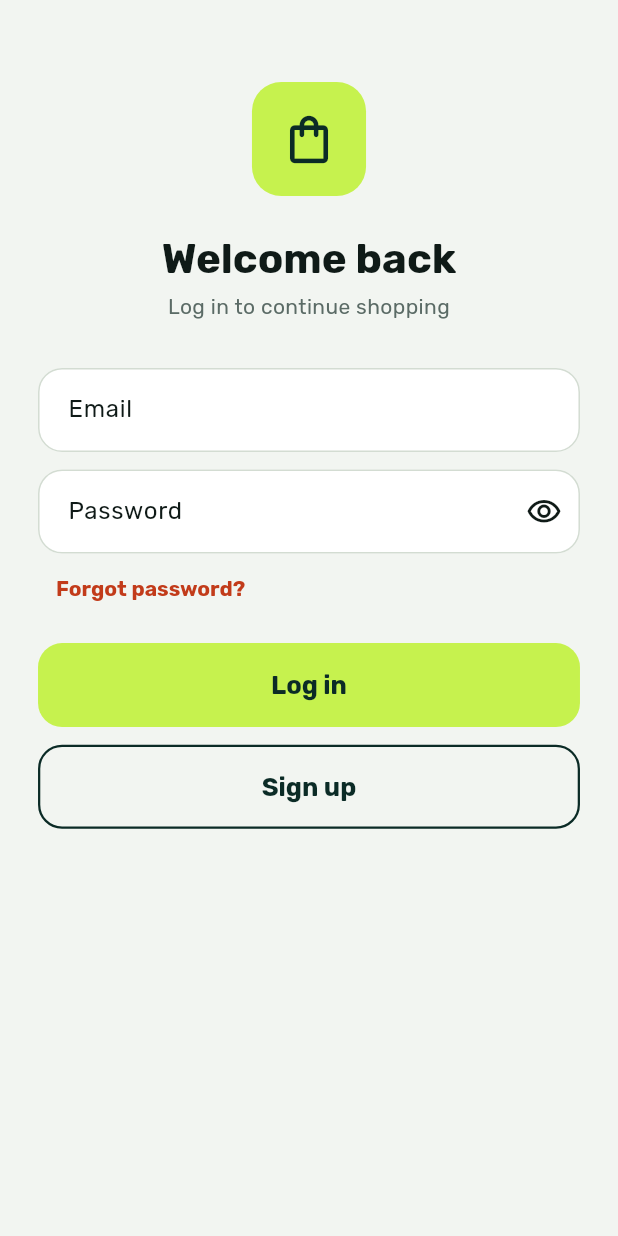
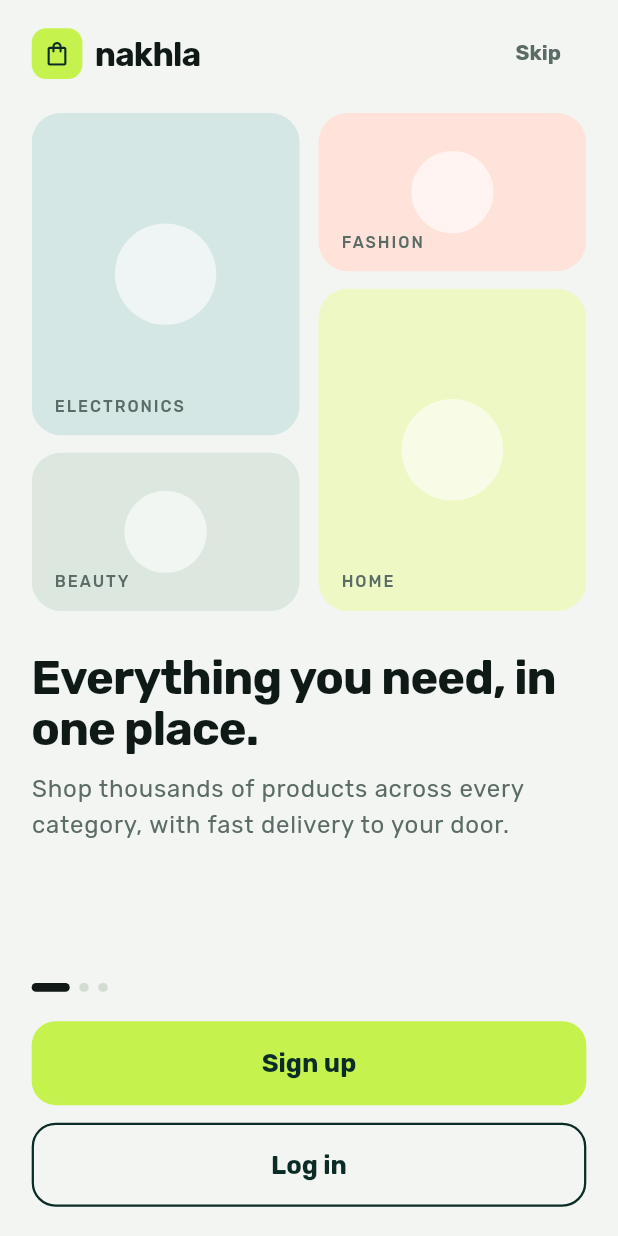
Before and after one commit to absrah/nakhla, a Flutter app: the screen it shows after launch, on a phone screen of 412 x 824 dp. Run offline on Flutter 3.47's test engine with Material 3 defaults, Android fonts, the phone set to English and light mode, and no system bars; our stand-ins replace cloud_firestore, firebase_auth, firebase_core, flutter_riverpod, flutter_screenutil, go_router and 2 more; accounts and stored records are empty.

Commit message:
Add onboarding and guest browsing

```diff
--- a/lib/app.dart
+++ b/lib/app.dart
@@ -1,3 +1,4 @@
+import 'dart:ui' show PointerDeviceKind;
 import 'package:flutter/material.dart';
 import 'package:flutter_riverpod/flutter_riverpod.dart';
 import 'package:flutter_screenutil/flutter_screenutil.dart';
@@ -27,8 +28,21 @@ class NakhlaApp extends ConsumerWidget {
           darkTheme: AppTheme.dark,
           themeMode: mode,
           routerConfig: router,
+          scrollBehavior: const _AppScrollBehavior(),
         ),
       ),
     );
   }
 }
+
+/// Lets a mouse drag swipe pages and lists (Chrome / desktop testing).
+/// Phones are unaffected; they already use touch.
+class _AppScrollBehavior extends MaterialScrollBehavior {
+  const _AppScrollBehavior();
+
+  @override
+  Set<PointerDeviceKind> get dragDevices => {
+        ...super.dragDevices,
+        PointerDeviceKind.mouse,
+      };
+}
--- a/lib/core/router/app_router.dart
+++ b/lib/core/router/app_router.dart
@@ -6,7 +6,10 @@ import '../../features/auth/view/forgot_password_screen.dart';
 import '../../features/auth/view/log_in_screen.dart';
 import '../../features/auth/view/sign_up_screen.dart';
 import '../../features/auth/view_model/session_provider.dart';
+import '../../features/cart/view/cart_screen.dart';
 import '../../features/home/view/home_screen.dart';
+import '../../features/onboarding/view/onboarding_screen.dart';
+import '../../features/onboarding/view_model/onboarding_view_model.dart';
 import '../../features/splash/view/splash_screen.dart';
 import 'app_routes.dart';
 
@@ -17,10 +20,21 @@ const _authPages = {
   AppRoutes.forgotPassword,
 };
 
-/// Screens that need a logged-in user. Grows as we add cart, orders...
+/// Screens that need a logged-in user. Guests are sent to log in first and
+/// come back afterwards. Grows as we add orders, wishlist, account...
 const _needsLogin = {
-  AppRoutes.home,
+  AppRoutes.cart,
 };
+
+/// Where to go after logging in: the screen the guest was trying to open.
+String? _returnTo(GoRouterState state) {
+  final from = state.uri.queryParameters['from'];
+  if (from == null || !from.startsWith('/') || from.startsWith('//')) {
+    return null;
+  }
+  if (from == AppRoutes.splash || _authPages.contains(from)) return null;
+  return from;
+}
 
 final routerProvider = Provider<GoRouter>((ref) {
   // The router re-checks its redirect whenever the session changes.
@@ -40,24 +54,33 @@ final routerProvider = Provider<GoRouter>((ref) {
       }
 
       final loggedIn = auth.value != null;
-      final onSplash = location == AppRoutes.splash;
 
       if (loggedIn) {
         // No reason to see log in / sign up while logged in.
-        return onSplash || _authPages.contains(location)
-            ? AppRoutes.home
-            : null;
+        if (_authPages.contains(location)) {
+          return _returnTo(state) ?? AppRoutes.home;
+        }
+        return location == AppRoutes.splash ? AppRoutes.home : null;
       }
 
       // Guest.
-      return onSplash || _needsLogin.contains(location)
-          ? AppRoutes.login
-          : null;
+      if (location == AppRoutes.splash) {
+        final seen = ref.read(onboardingSeenProvider);
+        return seen ? AppRoutes.home : AppRoutes.onboarding;
+      }
+      if (_needsLogin.contains(location)) {
+        return '${AppRoutes.login}?from=${Uri.encodeComponent(location)}';
+      }
+      return null;
     },
     routes: [
       GoRoute(
         path: AppRoutes.splash,
         builder: (context, state) => const SplashScreen(),
+      ),
+      GoRoute(
+        path: AppRoutes.onboarding,
+        builder: (context, state) => const OnboardingScreen(),
       ),
       GoRoute(
         path: AppRoutes.login,
@@ -75,6 +98,10 @@ final routerProvider = Provider<GoRouter>((ref) {
         path: AppRoutes.home,
         builder: (context, state) => const HomeScreen(),
       ),
+      GoRoute(
+        path: AppRoutes.cart,
+        builder: (context, state) => const CartScreen(),
+      ),
     ],
   );
 
--- a/lib/core/router/app_routes.dart
+++ b/lib/core/router/app_routes.dart
@@ -1,8 +1,10 @@
 /// Every screen address in one place, so nothing else types a path by hand.
 abstract final class AppRoutes {
   static const splash = '/splash';
+  static const onboarding = '/onboarding';
   static const login = '/login';
   static const signUp = '/signup';
   static const forgotPassword = '/forgot-password';
   static const home = '/home';
+  static const cart = '/cart';
 }
--- /dev/null
+++ b/lib/core/storage/preferences_provider.dart
@@ -0,0 +1,8 @@
+import 'package:flutter_riverpod/flutter_riverpod.dart';
+import 'package:shared_preferences/shared_preferences.dart';
+
+/// The device's small key-value storage. It is opened once in main() and
+/// handed to the app there, so reading it later needs no waiting.
+final sharedPreferencesProvider = Provider<SharedPreferences>((ref) {
+  throw UnimplementedError('Set in main() with ProviderScope overrides.');
+});
--- a/lib/features/auth/view/log_in_screen.dart
+++ b/lib/features/auth/view/log_in_screen.dart
@@ -131,6 +131,11 @@ class _LogInScreenState extends ConsumerState<LogInScreen> {
                   onPressed: () => context.push(AppRoutes.signUp),
                     child: const Text('Sign up'),
                   ),
+                  SizedBox(height: 8.h),
+                  TextButton(
+                    onPressed: () => context.go(AppRoutes.home),
+                    child: const Text('Continue as guest'),
+                  ),
                   SizedBox(height: 24.h),
                 ],
               ),
--- /dev/null
+++ b/lib/features/onboarding/view/onboarding_screen.dart
@@ -0,0 +1,266 @@
+import 'package:flutter/material.dart';
+import 'package:flutter_riverpod/flutter_riverpod.dart';
+import 'package:flutter_screenutil/flutter_screenutil.dart';
+import 'package:go_router/go_router.dart';
+
+import '../../../core/router/app_routes.dart';
+import '../../../core/theme/app_palette.dart';
+import '../view_model/onboarding_view_model.dart';
+
+class _Slide {
+  const _Slide(this.title, this.body, this.labels);
+
+  final String title;
+  final String body;
+
+  /// Tile labels: left tall, left short, right short, right tall.
+  final List<String> labels;
+}
+
+const _slides = [
+  _Slide(
+    'Everything you need, in one place.',
+    'Shop thousands of products across every category, '
+        'with fast delivery to your door.',
+    ['ELECTRONICS', 'BEAUTY', 'FASHION', 'HOME'],
+  ),
+  _Slide(
+    'Fast delivery to your door.',
+    'Order today and follow your package every step of the way.',
+    ['PLACED', 'PACKED', 'SHIPPED', 'DELIVERED'],
+  ),
+  _Slide(
+    'Save what you love.',
+    'Build a wishlist, fill your cart and check out '
+        'whenever you are ready.',
+    ['WISHLIST', 'CART', 'ORDERS', 'ACCOUNT'],
+  ),
+];
+
+class OnboardingScreen extends ConsumerStatefulWidget {
+  const OnboardingScreen({super.key});
+
+  @override
+  ConsumerState<OnboardingScreen> createState() => _OnboardingScreenState();
+}
+
+class _OnboardingScreenState extends ConsumerState<OnboardingScreen> {
+  final _controller = PageController();
+  int _page = 0;
+
+  @override
+  void dispose() {
+    _controller.dispose();
+    super.dispose();
+  }
+
+  /// Remember that the intro was seen, then go to [route].
+  Future<void> _finish(String route) async {
+    await ref.read(onboardingSeenProvider.notifier).complete();
+    if (!mounted) return;
+    context.go(route);
+  }
+
+  @override
+  Widget build(BuildContext context) {
+    final p = context.palette;
+    final scheme = Theme.of(context).colorScheme;
+    final text = Theme.of(context).textTheme;
+
+    return Scaffold(
+      body: SafeArea(
+        child: Padding(
+          padding: EdgeInsets.fromLTRB(20.w, 12.h, 20.w, 20.h),
+          child: Column(
+            children: [
+              Row(
+                children: [
+                  // Placeholder mark until the real logo file is added.
+                  Container(
+                    width: 32.w,
+                    height: 32.w,
+                    decoration: BoxDecoration(
+                      color: p.accent,
+                      borderRadius: BorderRadius.circular(10.r),
+                    ),
+                    child: Icon(
+                      Icons.shopping_bag_outlined,
+                      size: 18.w,
+                      color: p.onAccent,
+                    ),
+                  ),
+                  SizedBox(width: 8.w),
+                  Text(
+                    'nakhla',
+                    style: text.titleLarge?.copyWith(
+                      fontWeight: FontWeight.w700,
+                      letterSpacing: -0.5,
+                    ),
+                  ),
+                  const Spacer(),
+                  TextButton(
+                    style: TextButton.styleFrom(foregroundColor: p.muted),
+                    onPressed: () => _finish(AppRoutes.home),
+                    child: const Text('Skip'),
+                  ),
+                ],
+              ),
+              Expanded(
+                child: PageView.builder(
+                  controller: _controller,
+                  itemCount: _slides.length,
+                  onPageChanged: (i) => setState(() => _page = i),
+                  itemBuilder: (context, i) => _SlideView(slide: _slides[i]),
+                ),
+              ),
+              Row(
+                children: [
+                  for (var i = 0; i < _slides.length; i++)
+                    AnimatedContainer(
+                      duration: const Duration(milliseconds: 200),
+                      margin: EdgeInsets.only(right: 6.w),
+                      width: i == _page ? 24.w : 6.w,
+                      height: 6.h,
+                      decoration: BoxDecoration(
+                        color: i == _page ? scheme.onSurface : p.border,
+                        borderRadius: BorderRadius.circular(3.r),
+                      ),
+                    ),
+                ],
+              ),
+              SizedBox(height: 20.h),
+              FilledButton(
+                onPressed: () => _finish(AppRoutes.signUp),
+                child: const Text('Sign up'),
+              ),
+              SizedBox(height: 12.h),
+              OutlinedButton(
+                onPressed: () => _finish(AppRoutes.login),
+                child: const Text('Log in'),
+              ),
+            ],
+          ),
+        ),
+      ),
+    );
+  }
+}
+
+class _SlideView extends StatelessWidget {
+  const _SlideView({required this.slide});
+
+  final _Slide slide;
+
+  @override
+  Widget build(BuildContext context) {
+    final p = context.palette;
+    final text = Theme.of(context).textTheme;
+    final l = slide.labels;
+
+    // Which tint each tile uses (the order used in the design).
+    Color tint(int i) => p.tiles[i];
+
+    return SingleChildScrollView(
+      child: Column(
+        crossAxisAlignment: CrossAxisAlignment.start,
+        children: [
+          SizedBox(height: 16.h),
+          Row(
+            crossAxisAlignment: CrossAxisAlignment.start,
+            children: [
+              Expanded(
+                child: Column(
+                  children: [
+                    _CollageTile(label: l[0], color: tint(0), height: 220),
+                    SizedBox(height: 12.h),
+                    _CollageTile(label: l[1], color: tint(3), height: 108),
+                  ],
+                ),
+              ),
+              SizedBox(width: 12.w),
+              Expanded(
+                child: Column(
+                  children: [
+                    _CollageTile(label: l[2], color: tint(2), height: 108),
+                    SizedBox(height: 12.h),
+                    _CollageTile(label: l[3], color: tint(1), height: 220),
+                  ],
+                ),
+              ),
+            ],
+          ),
+          SizedBox(height: 28.h),
+          Text(
+            slide.title,
+            style: text.headlineMedium?.copyWith(
+              fontSize: 32.sp,
+              fontWeight: FontWeight.w700,
+              height: 1.1,
+              letterSpacing: -0.6,
+            ),
+          ),
+          SizedBox(height: 12.h),
+          Text(
+            slide.body,
+            style: text.bodyLarge?.copyWith(color: p.muted, height: 1.5),
+          ),
+        ],
+      ),
+    );
+  }
+}
+
+class _CollageTile extends StatelessWidget {
+  const _CollageTile({
+    required this.label,
+    required this.color,
+    required this.height,
+  });
+
+  final String label;
+  final Color color;
+  final double height;
+
+  @override
+  Widget build(BuildContext context) {
+    final p = context.palette;
+    final isDark = Theme.of(context).brightness == Brightness.dark;
+    final dot = height > 150 ? 64.0 : 52.0;
+
+    return Container(
+      height: height.h,
+      decoration: BoxDecoration(
+        color: color,
+        borderRadius: BorderRadius.circular(20.r),
+      ),
+      child: Stack(
+        children: [
+          Center(
+            // Stands in for a product photo.
+            child: Container(
+              width: dot.w,
+              height: dot.w,
+              decoration: BoxDecoration(
+                shape: BoxShape.circle,
+                color: Colors.white.withValues(alpha: isDark ? 0.08 : 0.6),
+              ),
+            ),
+          ),
+          Positioned(
+            left: 14.w,
+            bottom: 12.h,
+            child: Text(
+              label,
+              style: TextStyle(
+                fontSize: 11.sp,
+                letterSpacing: 1.3,
+                fontWeight: FontWeight.w500,
+                color: p.muted,
+              ),
+            ),
+          ),
+        ],
+      ),
+    );
+  }
+}
```
Also changed, not shown: lib/features/cart/view/cart_screen.dart (added, +25 -0 lines), lib/features/home/view/home_screen.dart (+40 -14 lines), lib/features/onboarding/model/onboarding_repository.dart (added, +23 -0 lines), lib/features/onboarding/view_model/onboarding_view_model.dart (added, +23 -0 lines), lib/main.dart (+11 -1 lines).
